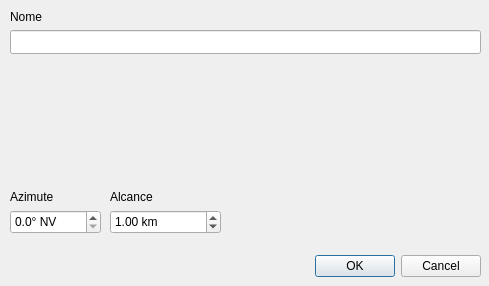
This is dialogs/beamdialog.ui in cragapito/qtkamal as Qt 5 draws it before an edit. The edited form follows.
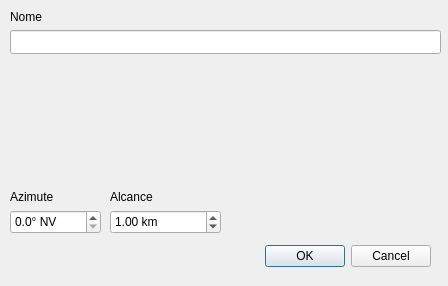
This is the edited form. Icons and pictures are not drawn. Custom widgets are drawn as their Qt base class.

Commit message: - Unificado widget de entrada de coordenadas (objetivo do Branch) - Identificado bug ao arrastar kmz

Diff of the .ui file:
```diff
--- a/dialogs/beamdialog.ui
+++ b/dialogs/beamdialog.ui
@@ -6,7 +6,7 @@
    <rect>
     <x>0</x>
     <y>0</y>
-    <width>489</width>
+    <width>448</width>
     <height>286</height>
    </rect>
   </property>
@@ -18,13 +18,13 @@
   </property>
   <property name="minimumSize">
    <size>
-    <width>489</width>
+    <width>448</width>
     <height>286</height>
    </size>
   </property>
   <property name="maximumSize">
    <size>
-    <width>489</width>
+    <width>448</width>
     <height>286</height>
    </size>
   </property>
@@ -38,8 +38,8 @@
   <widget class="QDialogButtonBox" name="buttonBox">
    <property name="geometry">
     <rect>
-     <x>140</x>
-     <y>250</y>
+     <x>90</x>
+     <y>240</y>
      <width>341</width>
      <height>32</height>
     </rect>
@@ -69,7 +69,7 @@
     <rect>
      <x>10</x>
      <y>30</y>
-     <width>471</width>
+     <width>431</width>
      <height>24</height>
     </rect>
    </property>
@@ -79,7 +79,7 @@
     <rect>
      <x>10</x>
      <y>60</y>
-     <width>470</width>
+     <width>430</width>
      <height>120</height>
     </rect>
    </property>
```
The commit also changes 7 other files.
